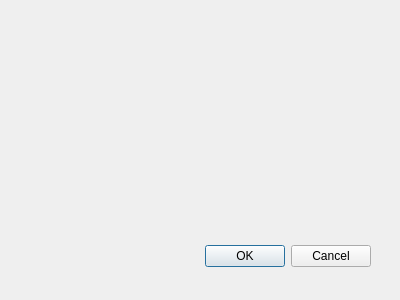
Qt form getcommand.ui (CBennett12/CS4076) before a commit.
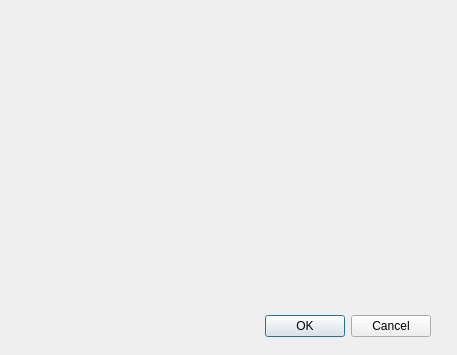
The same form after that commit.

What changed in the file:
```diff
--- a/getcommand.ui
+++ b/getcommand.ui
@@ -6,22 +6,34 @@
    <rect>
     <x>0</x>
     <y>0</y>
-    <width>400</width>
-    <height>300</height>
+    <width>457</width>
+    <height>355</height>
    </rect>
   </property>
+  <property name="minimumSize">
+   <size>
+    <width>0</width>
+    <height>0</height>
+   </size>
+  </property>
   <property name="windowTitle">
    <string>Dialog</string>
   </property>
   <widget class="QDialogButtonBox" name="buttonBox">
    <property name="geometry">
     <rect>
-     <x>30</x>
-     <y>240</y>
+     <x>90</x>
+     <y>310</y>
      <width>341</width>
      <height>32</height>
     </rect>
    </property>
+   <property name="minimumSize">
+    <size>
+     <width>0</width>
+     <height>0</height>
+    </size>
+   </property>
    <property name="orientation">
     <enum>Qt::Horizontal</enum>
    </property>
```
